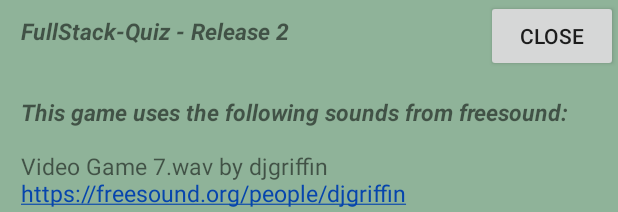
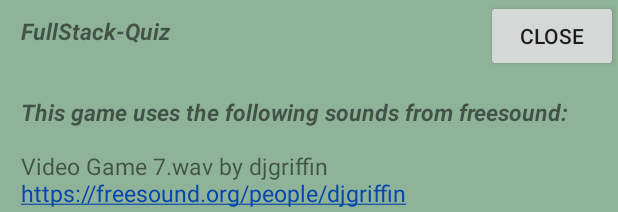
Before and after one commit to FI-Aquacrest/FullStack-Quiz, an Android app: the layout about_popup.xml on its own in the app's theme, with its tools: preview values and no code run, on a phone screen of 412 x 824 dp. Shown: the top 212 px of the screen. Run offline under Robolectric (Android 15) with nearby library versions, the phone set to English and light mode, and no system bars.

Commit message:
Code cleanup

```diff
--- a/app/src/main/java/fi/tuni/fullstack_quiz/GameActivity.java
+++ b/app/src/main/java/fi/tuni/fullstack_quiz/GameActivity.java
@@ -5,7 +5,6 @@ import android.graphics.PorterDuff;
 import android.media.SoundPool;
 import android.os.Bundle;
 import android.os.Handler;
-import android.util.Log;
 import android.view.View;
 import android.widget.Button;
 import android.widget.TextView;
--- a/app/src/main/res/values/strings.xml
+++ b/app/src/main/res/values/strings.xml
@@ -2,7 +2,7 @@
     <string name="app_name">FullStack-Quiz</string>
 
     <string name="about">
-        <b><i>FullStack-Quiz - Release 2</i></b>
+        <b><i>FullStack-Quiz</i></b>
         \n\n\n
         <b><i>This game uses the following sounds from freesound:</i></b>
         \n\n
```
